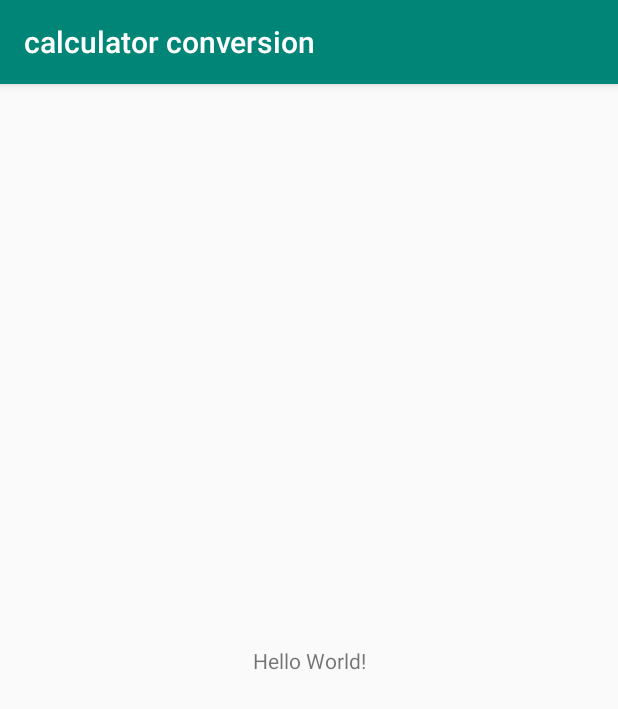
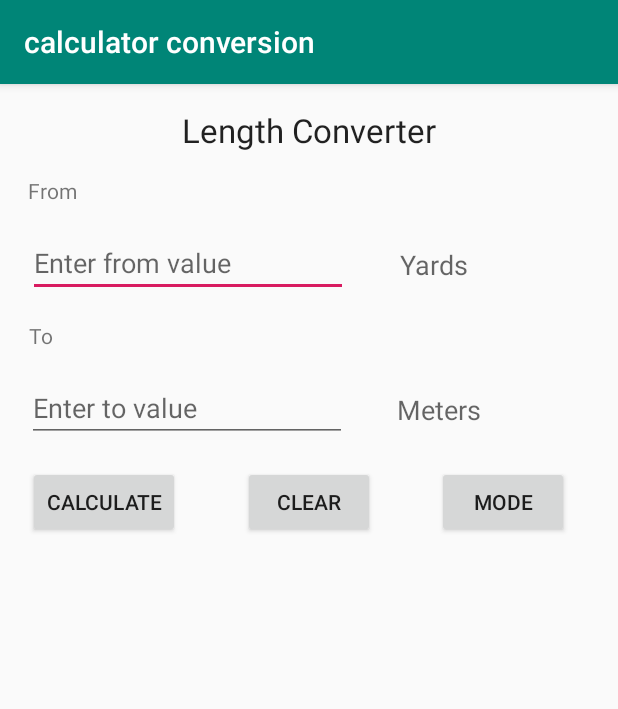
Before and after one commit to lundjrl/Conversion-Calculator, an Android app: the screen it shows after launch (MainActivity), on a phone screen of 412 x 824 dp. Shown: the top 709 px of the screen. Run offline under Robolectric (Android 15) with nearby library versions, the phone set to English and light mode, and no system bars.

Commit message:
Add initial code

```diff
--- a/app/build.gradle
+++ b/app/build.gradle
@@ -17,6 +17,10 @@ android {
             proguardFiles getDefaultProguardFile('proguard-android-optimize.txt'), 'proguard-rules.pro'
         }
     }
+    compileOptions{
+        sourceCompatibility JavaVersion.VERSION_1_8
+        targetCompatibility JavaVersion.VERSION_1_8
+    }
 }
 
 dependencies {
--- a/app/src/main/java/com/example/calculatorconversion/MainActivity.java
+++ b/app/src/main/java/com/example/calculatorconversion/MainActivity.java
@@ -2,6 +2,7 @@ package com.example.calculatorconversion;
 
 import androidx.appcompat.app.AppCompatActivity;
 import android.os.Bundle;
+import android.widget.*;
 
 public class MainActivity extends AppCompatActivity {
 
@@ -9,5 +10,33 @@ public class MainActivity extends AppCompatActivity {
     protected void onCreate(Bundle savedInstanceState) {
         super.onCreate(savedInstanceState);
         setContentView(R.layout.activity_main);
+
+        // Fields
+        TextView textFieldFrom = (TextView) findViewById(R.id.textFieldFrom);
+        TextView textFieldTo = (TextView) findViewById(R.id.textFieldTo);
+
+        // Units
+        TextView converterUnit = (TextView) findViewById(R.id.converterUnit);
+        TextView fromUnitText = (TextView) findViewById(R.id.fromUnitText);
+        TextView toUnitText = (TextView) findViewById(R.id.toUnitText);
+
+        // Buttons
+        Button calculateButton = (Button) findViewById(R.id.calculateButton);
+        Button clearButton = (Button) findViewById(R.id.clearButton);
+        Button modeButton = (Button) findViewById(R.id.modeButton);
+
+        clearButton.setOnClickListener( e -> {
+            textFieldFrom.setText("");
+            textFieldTo.setText("");
+        });
+
+        calculateButton.setOnClickListener( e -> {
+            double fromNum = Double.parseDouble(textFieldFrom.getText().toString());
+            double toNum = Double.parseDouble(textFieldTo.getText().toString());
+        });
+
+
+
     }
+
 }
--- a/app/src/main/res/layout/activity_main.xml
+++ b/app/src/main/res/layout/activity_main.xml
@@ -8,12 +8,123 @@
     tools:context=".MainActivity">
 
     <TextView
+        android:id="@+id/converterUnit"
         android:layout_width="wrap_content"
         android:layout_height="wrap_content"
-        android:text="Hello World!"
-        app:layout_constraintBottom_toBottomOf="parent"
-        app:layout_constraintLeft_toLeftOf="parent"
-        app:layout_constraintRight_toRightOf="parent"
+        android:layout_marginTop="16dp"
+        android:text="Length Converter"
+        android:textAppearance="@style/TextAppearance.AppCompat.Large"
+        app:layout_constraintEnd_toEndOf="parent"
+        app:layout_constraintStart_toStartOf="parent"
         app:layout_constraintTop_toTopOf="parent" />
 
+    <TextView
+        android:id="@+id/fromLabel"
+        android:layout_width="wrap_content"
+        android:layout_height="wrap_content"
+        android:layout_marginTop="16dp"
+        android:text="From"
+        app:layout_constraintEnd_toEndOf="parent"
+        app:layout_constraintHorizontal_bias="0.05"
+        app:layout_constraintStart_toStartOf="parent"
+        app:layout_constraintTop_toBottomOf="@+id/converterUnit" />
+
+    <TextView
+        android:id="@+id/toLabel"
+        android:layout_width="wrap_content"
+        android:layout_height="wrap_content"
+        android:layout_marginTop="16dp"
+        android:text="To"
+        app:layout_constraintEnd_toEndOf="parent"
+        app:layout_constraintHorizontal_bias="0.048"
+        app:layout_constraintStart_toStartOf="parent"
+        app:layout_constraintTop_toBottomOf="@+id/textFieldFrom"
+        tools:text="To" />
+
+    <EditText
+        android:id="@+id/textFieldFrom"
+        android:layout_width="wrap_content"
+        android:layout_height="wrap_content"
+        android:layout_marginTop="16dp"
+        android:ems="10"
+        android:hint="Enter from value"
+        android:inputType="numberDecimal|numberSigned"
+        app:layout_constraintEnd_toEndOf="parent"
+        app:layout_constraintHorizontal_bias="0.095"
+        app:layout_constraintStart_toStartOf="parent"
+        app:layout_constraintTop_toBottomOf="@+id/fromLabel" />
+
+    <EditText
+        android:id="@+id/textFieldTo"
+        android:layout_width="wrap_content"
+        android:layout_height="wrap_content"
+        android:layout_marginTop="16dp"
+        android:ems="10"
+        android:hint="Enter to value"
+        android:inputType="numberDecimal|numberSigned"
+        app:layout_constraintEnd_toEndOf="parent"
+        app:layout_constraintHorizontal_bias="0.09"
+        app:layout_constraintStart_toStartOf="parent"
+        app:layout_constraintTop_toBottomOf="@+id/toLabel" />
+
+    <TextView
+        android:id="@+id/fromUnitText"
+        android:layout_width="wrap_content"
+        android:layout_height="wrap_content"
+        android:layout_marginStart="16dp"
+        android:layout_marginLeft="16dp"
+        android:layout_marginTop="27dp"
+        android:text="Yards"
+        android:textAppearance="@style/TextAppearance.AppCompat.Medium"
+        app:layout_constraintEnd_toEndOf="parent"
+        app:layout_constraintHorizontal_bias="0.16"
+        app:layout_constraintStart_toEndOf="@+id/textFieldFrom"
+        app:layout_constraintTop_toBottomOf="@+id/fromLabel" />
+
+    <TextView
+        android:id="@+id/toUnitText"
+        android:layout_width="wrap_content"
+        android:layout_height="wrap_content"
+        android:layout_marginStart="16dp"
+        android:layout_marginLeft="16dp"
+        android:layout_marginTop="27dp"
+        android:text="Meters"
+        android:textAppearance="@style/TextAppearance.AppCompat.Medium"
+        app:layout_constraintEnd_toEndOf="parent"
+        app:layout_constraintHorizontal_bias="0.16"
+        app:layout_constraintStart_toEndOf="@+id/textFieldTo"
+        app:layout_constraintTop_toBottomOf="@+id/toLabel" />
+
+    <Button
+        android:id="@+id/calculateButton"
+        android:layout_width="wrap_content"
+        android:layout_height="wrap_content"
+        android:layout_marginTop="16dp"
+        android:text="Calculate"
+        app:layout_constraintEnd_toEndOf="parent"
+        app:layout_constraintHorizontal_bias="0.06"
+        app:layout_constraintStart_toStartOf="parent"
+        app:layout_constraintTop_toBottomOf="@+id/textFieldTo" />
+
+    <Button
+        android:id="@+id/clearButton"
+        android:layout_width="wrap_content"
+        android:layout_height="wrap_content"
+        android:layout_marginTop="16dp"
+        android:text="Clear"
+        app:layout_constraintEnd_toEndOf="parent"
+        app:layout_constraintStart_toStartOf="parent"
+        app:layout_constraintTop_toBottomOf="@+id/textFieldTo" />
+
+    <Button
+        android:id="@+id/modeButton"
+        android:layout_width="wrap_content"
+        android:layout_height="wrap_content"
+        android:layout_marginTop="16dp"
+        android:text="Mode"
+        app:layout_constraintEnd_toEndOf="parent"
+        app:layout_constraintHorizontal_bias="0.9"
+        app:layout_constraintStart_toStartOf="parent"
+        app:layout_constraintTop_toBottomOf="@+id/textFieldTo" />
+
 </androidx.constraintlayout.widget.ConstraintLayout>
```
